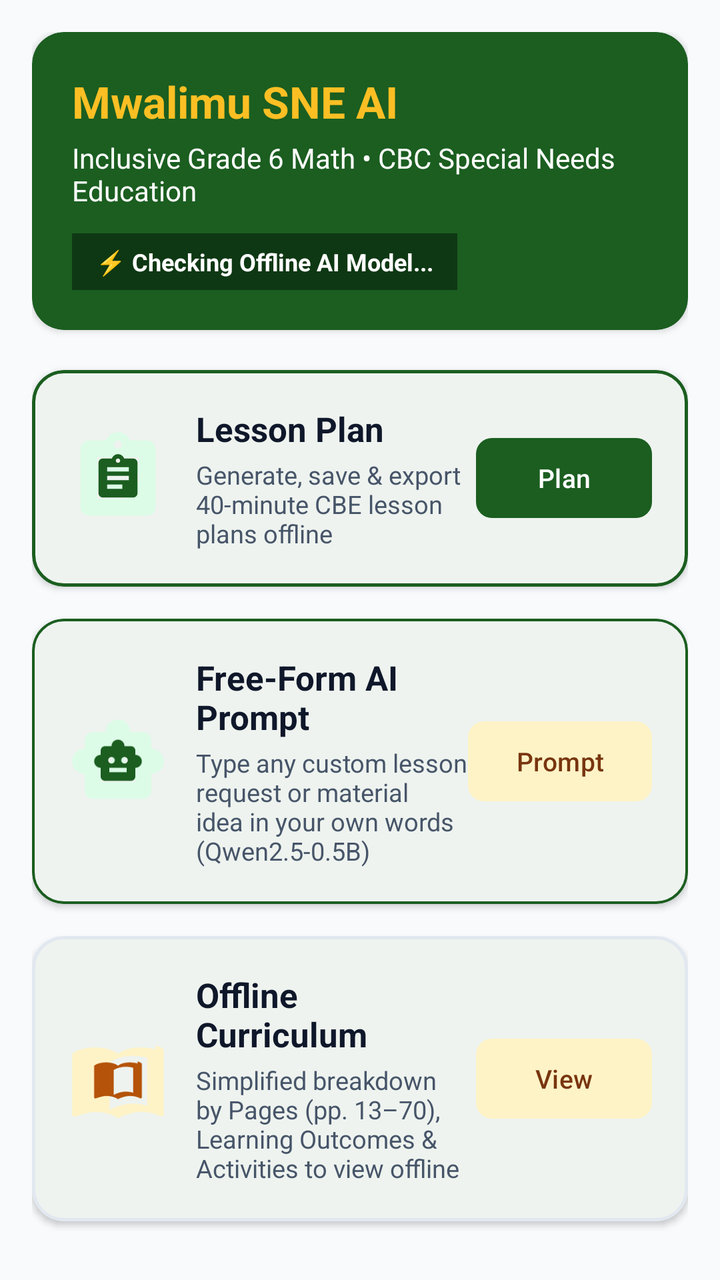
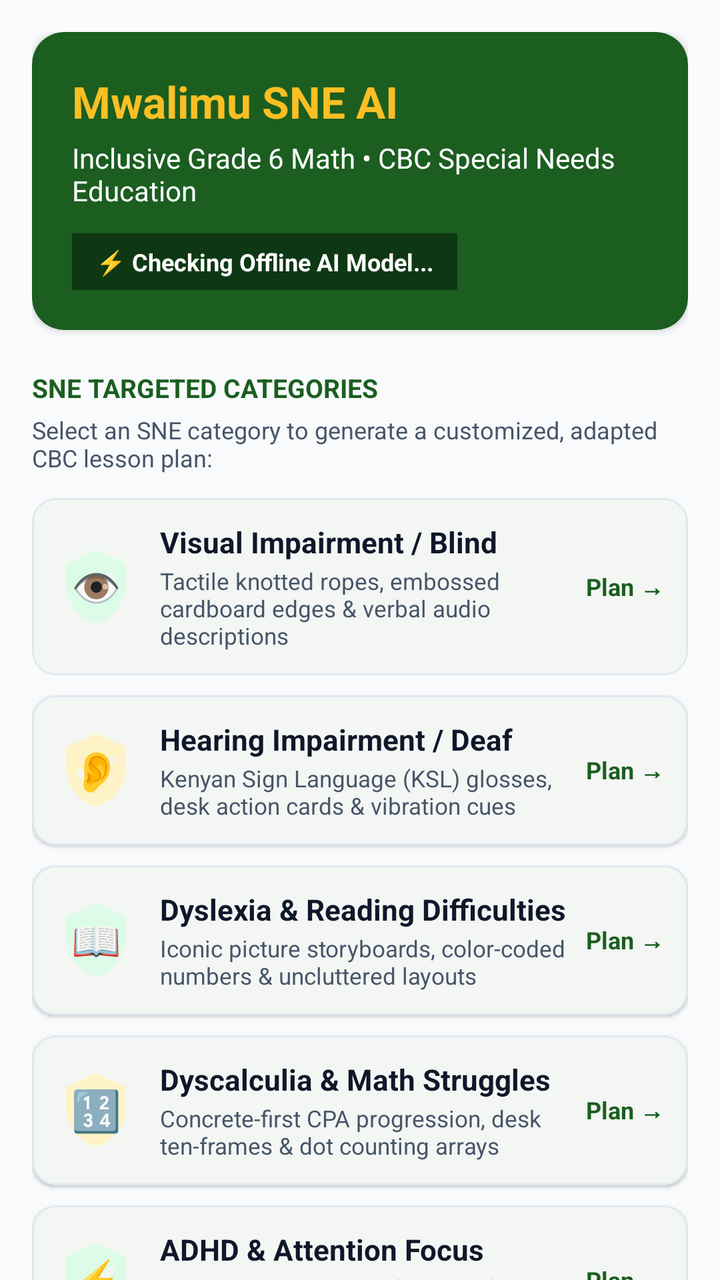

Two renders of the same Android screen: before a commit and after it. Below are the layout's source before the change and the commit's diff.
<!-- AndroidManifest.xml: application theme Theme.MwalimuAI -->
<!-- res/layout/fragment_home.xml -->
<?xml version="1.0" encoding="utf-8"?>
<androidx.core.widget.NestedScrollView xmlns:android="http://schemas.android.com/apk/res/android"
    xmlns:app="http://schemas.android.com/apk/res-auto"
    android:layout_width="match_parent"
    android:layout_height="match_parent"
    android:background="@color/background"
    android:fillViewport="true">

    <LinearLayout
        android:layout_width="match_parent"
        android:layout_height="wrap_content"
        android:orientation="vertical"
        android:padding="16dp">

        
        <com.google.android.material.card.MaterialCardView
            android:layout_width="match_parent"
            android:layout_height="wrap_content"
            android:layout_marginBottom="20dp"
            app:cardBackgroundColor="@color/primary"
            app:cardCornerRadius="16dp"
            app:cardElevation="2dp"
            app:strokeWidth="0dp">

            <LinearLayout
                android:layout_width="match_parent"
                android:layout_height="wrap_content"
                android:orientation="vertical"
                android:padding="20dp">

                <TextView
                    android:layout_width="wrap_content"
                    android:layout_height="wrap_content"
                    android:text="Mwalimu SNE AI"
                    android:textColor="@color/secondary_light"
                    android:textSize="22sp"
                    android:textStyle="bold" />

                <TextView
                    android:layout_width="wrap_content"
                    android:layout_height="wrap_content"
                    android:layout_marginTop="4dp"
                    android:text="Inclusive Grade 6 Math • CBC Special Needs Education"
                    android:textColor="@color/white"
                    android:textSize="14sp" />

                
                <LinearLayout
                    android:id="@+id/layoutModelStatusBadge"
                    android:layout_width="wrap_content"
                    android:layout_height="wrap_content"
                    android:layout_marginTop="12dp"
                    android:background="@color/primary_dark"
                    android:clickable="true"
                    android:focusable="true"
                    android:gravity="center_vertical"
                    android:orientation="horizontal"
                    android:paddingHorizontal="12dp"
                    android:paddingVertical="6dp">

                    <TextView
                        android:id="@+id/tvModelBadge"
                        android:layout_width="wrap_content"
                        android:layout_height="wrap_content"
                        android:text="⚡ Checking Offline AI Model..."
                        android:textColor="@color/white"
                        android:textSize="12sp"
                        android:textStyle="bold" />
                </LinearLayout>

            </LinearLayout>
        </com.google.android.material.card.MaterialCardView>

        
        <com.google.android.material.card.MaterialCardView
            android:id="@+id/cardQuickPlan"
            android:layout_width="match_parent"
            android:layout_height="wrap_content"
            android:layout_marginBottom="16dp"
            app:cardBackgroundColor="@color/surface"
            app:cardCornerRadius="16dp"
            app:cardElevation="2dp"
            app:strokeColor="@color/primary"
            app:strokeWidth="1.5dp">

            <LinearLayout
                android:layout_width="match_parent"
                android:layout_height="wrap_content"
                android:gravity="center_vertical"
                android:orientation="horizontal"
                android:padding="18dp">

                <ImageView
                    android:layout_width="50dp"
                    android:layout_height="50dp"
                    android:background="@drawable/ic_assignment"
                    android:backgroundTint="@color/primary_container"
                    android:padding="12dp"
                    android:src="@drawable/ic_assignment"
                    app:tint="@color/primary" />

                <LinearLayout
                    android:layout_width="0dp"
                    android:layout_height="wrap_content"
                    android:layout_marginStart="14dp"
                    android:layout_weight="1"
                    android:orientation="vertical">

                    <TextView
                        android:layout_width="wrap_content"
                        android:layout_height="wrap_content"
                        android:text="Lesson Plan"
                        android:textColor="@color/text_primary"
                        android:textSize="17sp"
                        android:textStyle="bold" />

                    <TextView
                        android:layout_width="wrap_content"
                        android:layout_height="wrap_content"
                        android:layout_marginTop="3dp"
                        android:text="Generate, save &amp; export 40-minute CBE lesson plans offline"
                        android:textColor="@color/text_secondary"
                        android:textSize="12.5sp" />
                </LinearLayout>

                <com.google.android.material.button.MaterialButton
                    android:layout_width="wrap_content"
                    android:layout_height="wrap_content"
                    android:clickable="false"
                    android:focusable="false"
                    android:text="Plan"
                    android:textSize="13sp"
                    app:cornerRadius="8dp" />
            </LinearLayout>
        </com.google.android.material.card.MaterialCardView>

        
        <com.google.android.material.card.MaterialCardView
            android:id="@+id/cardQuickAiPrompt"
            android:layout_width="match_parent"
            android:layout_height="wrap_content"
            android:layout_marginBottom="16dp"
            app:cardBackgroundColor="@color/surface"
            app:cardCornerRadius="16dp"
            app:cardElevation="2dp"
            app:strokeColor="@color/primary"
            app:strokeWidth="1.2dp">

            <LinearLayout
                android:layout_width="match_parent"
                android:layout_height="wrap_content"
                android:gravity="center_vertical"
                android:orientation="horizontal"
                android:padding="18dp">

                <ImageView
                    android:layout_width="50dp"
                    android:layout_height="50dp"
                    android:background="@drawable/ic_smart_toy"
                    android:backgroundTint="@color/primary_container"
                    android:padding="12dp"
                    android:src="@drawable/ic_smart_toy"
                    app:tint="@color/primary" />

                <LinearLayout
                    android:layout_width="0dp"
                    android:layout_height="wrap_content"
                    android:layout_marginStart="14dp"
                    android:layout_weight="1"
                    android:orientation="vertical">

                    <TextView
                        android:layout_width="wrap_content"
                        android:layout_height="wrap_content"
                        android:text="Free-Form AI Prompt"
                        android:textColor="@color/text_primary"
                        android:textSize="17sp"
                        android:textStyle="bold" />

                    <TextView
                        android:layout_width="wrap_content"
                        android:layout_height="wrap_content"
                        android:layout_marginTop="3dp"
                        android:text="Type any custom lesson request or material idea in your own words (Qwen2.5-0.5B)"
                        android:textColor="@color/text_secondary"
                        android:textSize="12.5sp" />
                </LinearLayout>

                <com.google.android.material.button.MaterialButton
                    style="@style/Widget.Material3.Button.TonalButton"
                    android:layout_width="wrap_content"
                    android:layout_height="wrap_content"
                    android:clickable="false"
                    android:focusable="false"
                    android:text="Prompt"
                    android:textSize="13sp"
                    app:cornerRadius="8dp" />
            </LinearLayout>
        </com.google.android.material.card.MaterialCardView>

        
        <com.google.android.material.card.MaterialCardView
            android:id="@+id/cardQuickCurriculum"
            android:layout_width="match_parent"
            android:layout_height="wrap_content"
            android:layout_marginBottom="16dp"
            app:cardBackgroundColor="@color/surface"
            app:cardCornerRadius="16dp"
            app:cardElevation="2dp"
            app:strokeColor="@color/border_light"
            app:strokeWidth="1.5dp">

            <LinearLayout
                android:layout_width="match_parent"
                android:layout_height="wrap_content"
                android:gravity="center_vertical"
                android:orientation="horizontal"
                android:padding="18dp">

                <ImageView
                    android:layout_width="50dp"
                    android:layout_height="50dp"
                    android:background="@drawable/ic_menu_book"
                    android:backgroundTint="@color/secondary_container"
                    android:padding="12dp"
                    android:src="@drawable/ic_menu_book"
                    app:tint="@color/secondary_dark" />

                <LinearLayout
                    android:layout_width="0dp"
                    android:layout_height="wrap_content"
                    android:layout_marginStart="14dp"
                    android:layout_weight="1"
                    android:orientation="vertical">

                    <TextView
                        android:layout_width="wrap_content"
                        android:layout_height="wrap_content"
                        android:text="Offline Curriculum"
                        android:textColor="@color/text_primary"
                        android:textSize="17sp"
                        android:textStyle="bold" />

                    <TextView
                        android:layout_width="wrap_content"
                        android:layout_height="wrap_content"
                        android:layout_marginTop="3dp"
                        android:text="Simplified breakdown by Pages (pp. 13–70), Learning Outcomes &amp; Activities to view offline"
                        android:textColor="@color/text_secondary"
                        android:textSize="12.5sp" />
                </LinearLayout>

                <com.google.android.material.button.MaterialButton
                    style="@style/Widget.Material3.Button.TonalButton"
                    android:layout_width="wrap_content"
                    android:layout_height="wrap_content"
                    android:clickable="false"
                    android:focusable="false"
                    android:text="View"
                    android:textSize="13sp"
                    app:cornerRadius="8dp" />
            </LinearLayout>
        </com.google.android.material.card.MaterialCardView>

    </LinearLayout>
</androidx.core.widget.NestedScrollView>
<!-- resources referenced by this layout -->
<resources>
  <color name="background">#F8FAFC</color>
  <color name="border_light">#E2E8F0</color>
  <color name="primary">#1B5E20</color>
  <color name="primary_container">#DCFCE7</color>
  <color name="primary_dark">#0E3813</color>
  <color name="secondary_container">#FEF3C7</color>
  <color name="secondary_dark">#B45309</color>
  <color name="secondary_light">#FBBF24</color>
  <color name="surface">#FFFFFF</color>
  <color name="text_primary">#0F172A</color>
  <color name="text_secondary">#475569</color>
  <color name="white">#FFFFFFFF</color>
  <!-- drawable ic_assignment (drawable) -->
  <vector xmlns:android="http://schemas.android.com/apk/res/android"
      android:width="24dp"
      android:height="24dp"
      android:viewportWidth="24"
      android:viewportHeight="24">
    <path
        android:fillColor="@android:color/white"
        android:pathData="M19,3h-4.18C14.4,1.84 13.3,1 12,1c-1.3,0 -2.4,0.84 -2.82,2H5c-1.1,0 -2,0.9 -2,2v14c0,1.1 0.9,2 2,2h14c1.1,0 2,-0.9 2,-2V5c0,-1.1 -0.9,-2 -2,-2zM12,3c0.55,0 1,0.45 1,1s-0.45,1 -1,1 -1,-0.45 -1,-1 0.45,-1 1,-1zM14,17H7v-2h7v2zM17,13H7v-2h10v2zM17,9H7V7h10v2z"/>
  </vector>
  <!-- drawable ic_menu_book (drawable) -->
  <vector xmlns:android="http://schemas.android.com/apk/res/android"
      android:width="24dp"
      android:height="24dp"
      android:viewportWidth="24"
      android:viewportHeight="24">
    <path
        android:fillColor="@android:color/white"
        android:pathData="M21,5c-1.11,-0.35 -2.33,-0.5 -3.5,-0.5 -1.95,0 -4.05,0.4 -5.5,1.5 -1.45,-1.1 -3.55,-1.5 -5.5,-1.5 -1.95,0 -4.05,0.4 -5.5,1.5v14.65c0,0.25 0.25,0.5 0.5,0.5 0.1,0 0.15,-0.05 0.25,-0.05C3.2,20.6 5.05,20 6.5,20c1.95,0 4.05,0.4 5.5,1.5 1.35,-0.85 3.8,-1.5 5.5,-1.5 1.65,0 3.35,0.3 4.75,1.05 0.1,0.05 0.15,0.05 0.25,0.05 0.25,0 0.5,-0.25 0.5,-0.5V5c-0.6,-0.45 -1.25,-0.75 -2,-1zM19,18.5c-1.1,-0.35 -2.3,-0.5 -3.5,-0.5 -1.7,0 -4.15,0.65 -5.5,1.5V8c1.35,-0.85 3.8,-1.5 5.5,-1.5 1.2,0 2.4,0.15 3.5,0.5v11.5z"/>
  </vector>
  <!-- drawable ic_smart_toy (drawable) -->
  <vector xmlns:android="http://schemas.android.com/apk/res/android"
      android:width="24dp"
      android:height="24dp"
      android:viewportWidth="24"
      android:viewportHeight="24">
    <path
        android:fillColor="@android:color/white"
        android:pathData="M20,9V7c0,-1.1 -0.9,-2 -2,-2h-3c0,-1.66 -1.34,-3 -3,-3S9,3.34 9,5H6C4.9,5 4,5.9 4,7v2c-1.66,0 -3,1.34 -3,3s1.34,3 3,3v4c0,1.1 0.9,2 2,2h12c1.1,0 2,-0.9 2,-2v-4c1.66,0 3,-1.34 3,-3s-1.34,-3 -3,-3zM7.5,11.5c0,-0.83 0.67,-1.5 1.5,-1.5s1.5,0.67 1.5,1.5S9.83,13 9,13s-1.5,-0.67 -1.5,-1.5zM16,17H8v-2h8v2zM15,13c-0.83,0 -1.5,-0.67 -1.5,-1.5s0.67,-1.5 1.5,-1.5 1.5,0.67 1.5,1.5 -0.67,1.5 -1.5,1.5z"/>
  </vector>
  <color name="on_primary_container">#14532D</color>
  <color name="secondary">#D97706</color>
  <color name="on_secondary_container">#78350F</color>
  <color name="tertiary">#0284C7</color>
  <color name="tertiary_container">#E0F2FE</color>
  <color name="on_tertiary_container">#0369A1</color>
  <color name="surface_variant">#F1F5F9</color>
  <!-- unchanged entries left out for length: 1 -->
</resources>

<!-- the commit's change to res/layout/fragment_home.xml (unified diff, before → after) -->
@@ -72,6 +72,396 @@
         </com.google.android.material.card.MaterialCardView>
 
         
+        <TextView
+            android:layout_width="wrap_content"
+            android:layout_height="wrap_content"
+            android:layout_marginBottom="4dp"
+            android:text="SNE TARGETED CATEGORIES"
+            android:textColor="@color/primary"
+            android:textSize="13sp"
+            android:textStyle="bold" />
+
+        <TextView
+            android:layout_width="wrap_content"
+            android:layout_height="wrap_content"
+            android:layout_marginBottom="12dp"
+            android:text="Select an SNE category to generate a customized, adapted CBC lesson plan:"
+            android:textColor="@color/text_secondary"
+            android:textSize="12sp" />
+
+        
+        <com.google.android.material.card.MaterialCardView
+            android:id="@+id/cardSneBlind"
+            android:layout_width="match_parent"
+            android:layout_height="wrap_content"
+            android:layout_marginBottom="10dp"
+            app:cardBackgroundColor="@color/surface"
+            app:cardCornerRadius="12dp"
+            app:cardElevation="1dp"
+            app:strokeColor="@color/border_light"
+            app:strokeWidth="1dp">
+
+            <LinearLayout
+                android:layout_width="match_parent"
+                android:layout_height="wrap_content"
+                android:gravity="center_vertical"
+                android:orientation="horizontal"
+                android:padding="12dp">
+
+                <TextView
+                    android:layout_width="40dp"
+                    android:layout_height="40dp"
+                    android:background="@drawable/ic_verified"
+                    android:backgroundTint="@color/primary_container"
+                    android:gravity="center"
+                    android:text="👁️"
+                    android:textSize="20sp" />
+
+                <LinearLayout
+                    android:layout_width="0dp"
+                    android:layout_height="wrap_content"
+                    android:layout_marginStart="12dp"
+                    android:layout_weight="1"
+                    android:orientation="vertical">
+
+                    <TextView
+                        android:layout_width="wrap_content"
+                        android:layout_height="wrap_content"
+                        android:text="Visual Impairment / Blind"
+                        android:textColor="@color/text_primary"
+                        android:textSize="14.5sp"
+                        android:textStyle="bold" />
+
+                    <TextView
+                        android:layout_width="wrap_content"
+                        android:layout_height="wrap_content"
+                        android:layout_marginTop="2dp"
+                        android:text="Tactile knotted ropes, embossed cardboard edges &amp; verbal audio descriptions"
+                        android:textColor="@color/text_secondary"
+                        android:textSize="11.5sp" />
+                </LinearLayout>
+
+                <TextView
+                    android:layout_width="wrap_content"
+                    android:layout_height="wrap_content"
+                    android:text="Plan →"
+                    android:textColor="@color/primary"
+                    android:textSize="12sp"
+                    android:textStyle="bold" />
+            </LinearLayout>
+        </com.google.android.material.card.MaterialCardView>
+
+        
+        <com.google.android.material.card.MaterialCardView
+            android:id="@+id/cardSneDeaf"
+            android:layout_width="match_parent"
+            android:layout_height="wrap_content"
+            android:layout_marginBottom="10dp"
+            app:cardBackgroundColor="@color/surface"
+            app:cardCornerRadius="12dp"
+            app:cardElevation="1dp"
+            app:strokeColor="@color/border_light"
+            app:strokeWidth="1dp">
+
+            <LinearLayout
+                android:layout_width="match_parent"
+                android:layout_height="wrap_content"
+                android:gravity="center_vertical"
+                android:orientation="horizontal"
+                android:padding="12dp">
+
+                <TextView
+                    android:layout_width="40dp"
+                    android:layout_height="40dp"
+                    android:background="@drawable/ic_verified"
+                    android:backgroundTint="@color/secondary_container"
+                    android:gravity="center"
+                    android:text="👂"
+                    android:textSize="20sp" />
+
+                <LinearLayout
+                    android:layout_width="0dp"
+                    android:layout_height="wrap_content"
+                    android:layout_marginStart="12dp"
+                    android:layout_weight="1"
+                    android:orientation="vertical">
+
+                    <TextView
+                        android:layout_width="wrap_content"
+                        android:layout_height="wrap_content"
+                        android:text="Hearing Impairment / Deaf"
+                        android:textColor="@color/text_primary"
+                        android:textSize="14.5sp"
+                        android:textStyle="bold" />
+
+                    <TextView
+                        android:layout_width="wrap_content"
+                        android:layout_height="wrap_content"
+                        android:layout_marginTop="2dp"
+                        android:text="Kenyan Sign Language (KSL) glosses, desk action cards &amp; vibration cues"
+                        android:textColor="@color/text_secondary"
+                        android:textSize="11.5sp" />
+                </LinearLayout>
+
+                <TextView
+                    android:layout_width="wrap_content"
+                    android:layout_height="wrap_content"
+                    android:text="Plan →"
+                    android:textColor="@color/primary"
+                    android:textSize="12sp"
+                    android:textStyle="bold" />
+            </LinearLayout>
+        </com.google.android.material.card.MaterialCardView>
+
+        
+        <com.google.android.material.card.MaterialCardView
+            android:id="@+id/cardSneDyslexia"
+            android:layout_width="match_parent"
+            android:layout_height="wrap_content"
+            android:layout_marginBottom="10dp"
+            app:cardBackgroundColor="@color/surface"
+            app:cardCornerRadius="12dp"
+            app:cardElevation="1dp"
+            app:strokeColor="@color/border_light"
+            app:strokeWidth="1dp">
+
+            <LinearLayout
+                android:layout_width="match_parent"
+                android:layout_height="wrap_content"
+                android:gravity="center_vertical"
+                android:orientation="horizontal"
+                android:padding="12dp">
+
+                <TextView
+                    android:layout_width="40dp"
+                    android:layout_height="40dp"
+                    android:background="@drawable/ic_verified"
+                    android:backgroundTint="@color/primary_container"
+                    android:gravity="center"
+                    android:text="📖"
+                    android:textSize="20sp" />
+
+                <LinearLayout
+                    android:layout_width="0dp"
+                    android:layout_height="wrap_content"
+                    android:layout_marginStart="12dp"
+                    android:layout_weight="1"
+                    android:orientation="vertical">
+
+                    <TextView
+                        android:layout_width="wrap_content"
+                        android:layout_height="wrap_content"
+                        android:text="Dyslexia &amp; Reading Difficulties"
+                        android:textColor="@color/text_primary"
+                        android:textSize="14.5sp"
+                        android:textStyle="bold" />
+
+                    <TextView
+                        android:layout_width="wrap_content"
+                        android:layout_height="wrap_content"
+                        android:layout_marginTop="2dp"
+                        android:text="Iconic picture storyboards, color-coded numbers &amp; uncluttered layouts"
+                        android:textColor="@color/text_secondary"
+                        android:textSize="11.5sp" />
+                </LinearLayout>
+
+                <TextView
+                    android:layout_width="wrap_content"
+                    android:layout_height="wrap_content"
+                    android:text="Plan →"
+                    android:textColor="@color/primary"
+                    android:textSize="12sp"
+                    android:textStyle="bold" />
+            </LinearLayout>
+        </com.google.android.material.card.MaterialCardView>
+
+        
+        <com.google.android.material.card.MaterialCardView
+            android:id="@+id/cardSneDyscalculia"
+            android:layout_width="match_parent"
+            android:layout_height="wrap_content"
+            android:layout_marginBottom="10dp"
+            app:cardBackgroundColor="@color/surface"
+            app:cardCornerRadius="12dp"
+            app:cardElevation="1dp"
+            app:strokeColor="@color/border_light"
+            app:strokeWidth="1dp">
+
+            <LinearLayout
+                android:layout_width="match_parent"
+                android:layout_height="wrap_content"
+                android:gravity="center_vertical"
+                android:orientation="horizontal"
+                android:padding="12dp">
+
+                <TextView
+                    android:layout_width="40dp"
+                    android:layout_height="40dp"
+                    android:background="@drawable/ic_verified"
+                    android:backgroundTint="@color/secondary_container"
+                    android:gravity="center"
+                    android:text="🔢"
+                    android:textSize="20sp" />
+
+                <LinearLayout
+                    android:layout_width="0dp"
+                    android:layout_height="wrap_content"
+                    android:layout_marginStart="12dp"
+                    android:layout_weight="1"
+                    android:orientation="vertical">
+
+                    <TextView
+                        android:layout_width="wrap_content"
+                        android:layout_height="wrap_content"
+                        android:text="Dyscalculia &amp; Math Struggles"
+                        android:textColor="@color/text_primary"
+                        android:textSize="14.5sp"
+                        android:textStyle="bold" />
+
+                    <TextView
+                        android:layout_width="wrap_content"
+                        android:layout_height="wrap_content"
+                        android:layout_marginTop="2dp"
+                        android:text="Concrete-first CPA progression, desk ten-frames &amp; dot counting arrays"
+                        android:textColor="@color/text_secondary"
+                        android:textSize="11.5sp" />
+                </LinearLayout>
+
+                <TextView
+                    android:layout_width="wrap_content"
+                    android:layout_height="wrap_content"
+                    android:text="Plan →"
+                    android:textColor="@color/primary"
+                    android:textSize="12sp"
+                    android:textStyle="bold" />
+            </LinearLayout>
+        </com.google.android.material.card.MaterialCardView>
+
+        
+        <com.google.android.material.card.MaterialCardView
+            android:id="@+id/cardSneAdhd"
+            android:layout_width="match_parent"
+            android:layout_height="wrap_content"
+            android:layout_marginBottom="10dp"
+            app:cardBackgroundColor="@color/surface"
+            app:cardCornerRadius="12dp"
+            app:cardElevation="1dp"
+            app:strokeColor="@color/border_light"
+            app:strokeWidth="1dp">
+
+            <LinearLayout
+                android:layout_width="match_parent"
+                android:layout_height="wrap_content"
+                android:gravity="center_vertical"
+                android:orientation="horizontal"
+                android:padding="12dp">
+
+                <TextView
+                    android:layout_width="40dp"
+                    android:layout_height="40dp"
+                    android:background="@drawable/ic_verified"
+                    android:backgroundTint="@color/primary_container"
+                    android:gravity="center"
+                    android:text="⚡"
+                    android:textSize="20sp" />
+
+                <LinearLayout
+                    android:layout_width="0dp"
+                    android:layout_height="wrap_content"
+                    android:layout_marginStart="12dp"
+                    android:layout_weight="1"
+                    android:orientation="vertical">
+
+                    <TextView
+                        android:layout_width="wrap_content"
+                        android:layout_height="wrap_content"
+                        android:text="ADHD &amp; Attention Focus"
+                        android:textColor="@color/text_primary"
+                        android:textSize="14.5sp"
+                        android:textStyle="bold" />
+
+                    <TextView
+                        android:layout_width="wrap_content"
+                        android:layout_height="wrap_content"
+                        android:layout_marginTop="2dp"
+                        android:text="3-minute micro-intervals, countdown timers &amp; kinesthetic leadership roles"
+                        android:textColor="@color/text_secondary"
+                        android:textSize="11.5sp" />
+                </LinearLayout>
+
+                <TextView
+                    android:layout_width="wrap_content"
+                    android:layout_height="wrap_content"
+                    android:text="Plan →"
+                    android:textColor="@color/primary"
+                    android:textSize="12sp"
+                    android:textStyle="bold" />
+            </LinearLayout>
+        </com.google.android.material.card.MaterialCardView>
+
+        
+        <com.google.android.material.card.MaterialCardView
+            android:id="@+id/cardSneMotor"
+            android:layout_width="match_parent"
+            android:layout_height="wrap_content"
+            android:layout_marginBottom="18dp"
+            app:cardBackgroundColor="@color/surface"
+            app:cardCornerRadius="12dp"
+            app:cardElevation="1dp"
+            app:strokeColor="@color/border_light"
+            app:strokeWidth="1dp">
+
+            <LinearLayout
+                android:layout_width="match_parent"
+                android:layout_height="wrap_content"
+                android:gravity="center_vertical"
+                android:orientation="horizontal"
+                android:padding="12dp">
+
+                <TextView
+                    android:layout_width="40dp"
+                    android:layout_height="40dp"
+                    android:background="@drawable/ic_verified"
+                    android:backgroundTint="@color/secondary_container"
+                    android:gravity="center"
+                    android:text="♿"
+                    android:textSize="20sp" />
+
+                <LinearLayout
+                    android:layout_width="0dp"
+                    android:layout_height="wrap_content"
+                    android:layout_marginStart="12dp"
+                    android:layout_weight="1"
+                    android:orientation="vertical">
+
+                    <TextView
+                        android:layout_width="wrap_content"
+                        android:layout_height="wrap_content"
+                        android:text="Motor &amp; Physical Challenges"
+                        android:textColor="@color/text_primary"
+                        android:textSize="14.5sp"
+                        android:textStyle="bold" />
+
+                    <TextView
+                        android:layout_width="wrap_content"
+                        android:layout_height="wrap_content"
+                        android:layout_marginTop="2dp"
+                        android:text="Adapted thick grips, shallow desk trays &amp; Pilot-and-Scribe peer pairing"
+                        android:textColor="@color/text_secondary"
+                        android:textSize="11.5sp" />
+                </LinearLayout>
+
+                <TextView
+                    android:layout_width="wrap_content"
+                    android:layout_height="wrap_content"
+                    android:text="Plan →"
+                    android:textColor="@color/primary"
+                    android:textSize="12sp"
+                    android:textStyle="bold" />
+            </LinearLayout>
+        </com.google.android.material.card.MaterialCardView>
+
+        
         <com.google.android.material.card.MaterialCardView
             android:id="@+id/cardQuickPlan"
             android:layout_width="match_parent"
@@ -181,7 +571,7 @@
                         android:layout_width="wrap_content"
                         android:layout_height="wrap_content"
                         android:layout_marginTop="3dp"
-                        android:text="Type any custom lesson request or material idea in your own words (Qwen2.5-0.5B)"
+                        android:text="Type any custom SNE lesson request or material idea in your own words"
                         android:textColor="@color/text_secondary"
                         android:textSize="12.5sp" />
                 </LinearLayout>
<!-- resource entries referenced after the edit -->
@@ -42,6 +42,16 @@
         android:fillColor="@android:color/white"
         android:pathData="M20,9V7c0,-1.1 -0.9,-2 -2,-2h-3c0,-1.66 -1.34,-3 -3,-3S9,3.34 9,5H6C4.9,5 4,5.9 4,7v2c-1.66,0 -3,1.34 -3,3s1.34,3 3,3v4c0,1.1 0.9,2 2,2h12c1.1,0 2,-0.9 2,-2v-4c1.66,0 3,-1.34 3,-3s-1.34,-3 -3,-3zM7.5,11.5c0,-0.83 0.67,-1.5 1.5,-1.5s1.5,0.67 1.5,1.5S9.83,13 9,13s-1.5,-0.67 -1.5,-1.5zM16,17H8v-2h8v2zM15,13c-0.83,0 -1.5,-0.67 -1.5,-1.5s0.67,-1.5 1.5,-1.5 1.5,0.67 1.5,1.5 -0.67,1.5 -1.5,1.5z"/>
   </vector>
+  <!-- drawable ic_verified (drawable) -->
+  <vector xmlns:android="http://schemas.android.com/apk/res/android"
+      android:width="24dp"
+      android:height="24dp"
+      android:viewportWidth="24"
+      android:viewportHeight="24">
+    <path
+        android:fillColor="@android:color/white"
+        android:pathData="M12,1L3,5v6c0,5.55 3.84,10.74 9,12 5.16,-1.26 9,-6.45 9,-12V5l-9,-4zm-2,16l-4,-4 1.41,-1.41L10,14.17l6.59,-6.59L18,9l-8,8z"/>
+  </vector>
   <color name="on_primary_container">#14532D</color>
   <color name="secondary">#D97706</color>
   <color name="on_secondary_container">#78350F</color>
